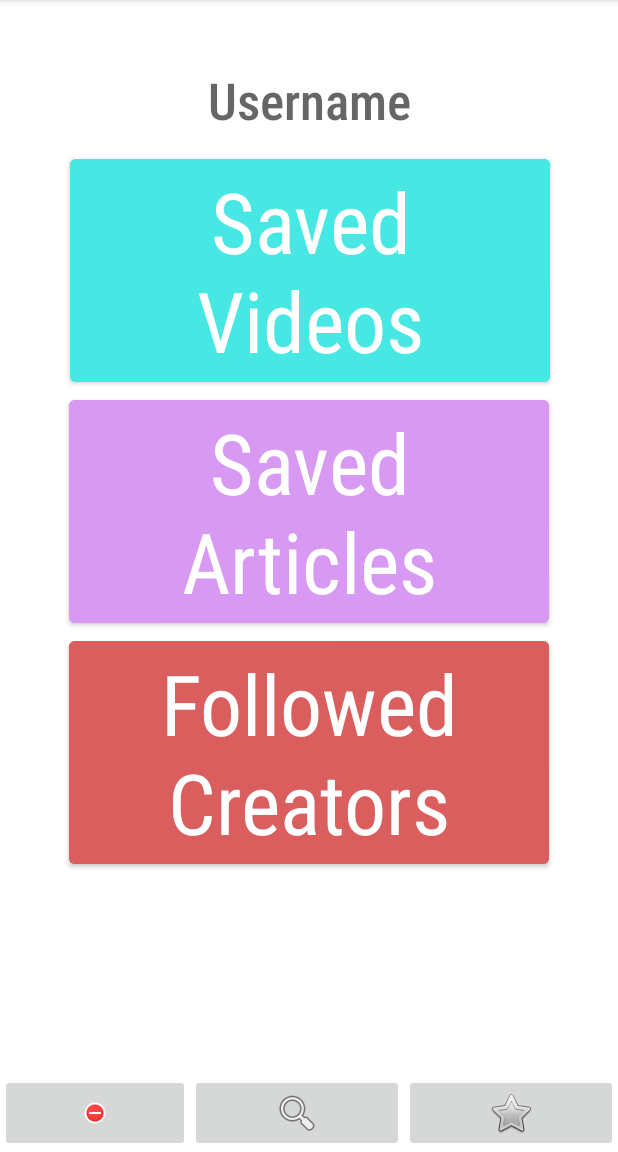
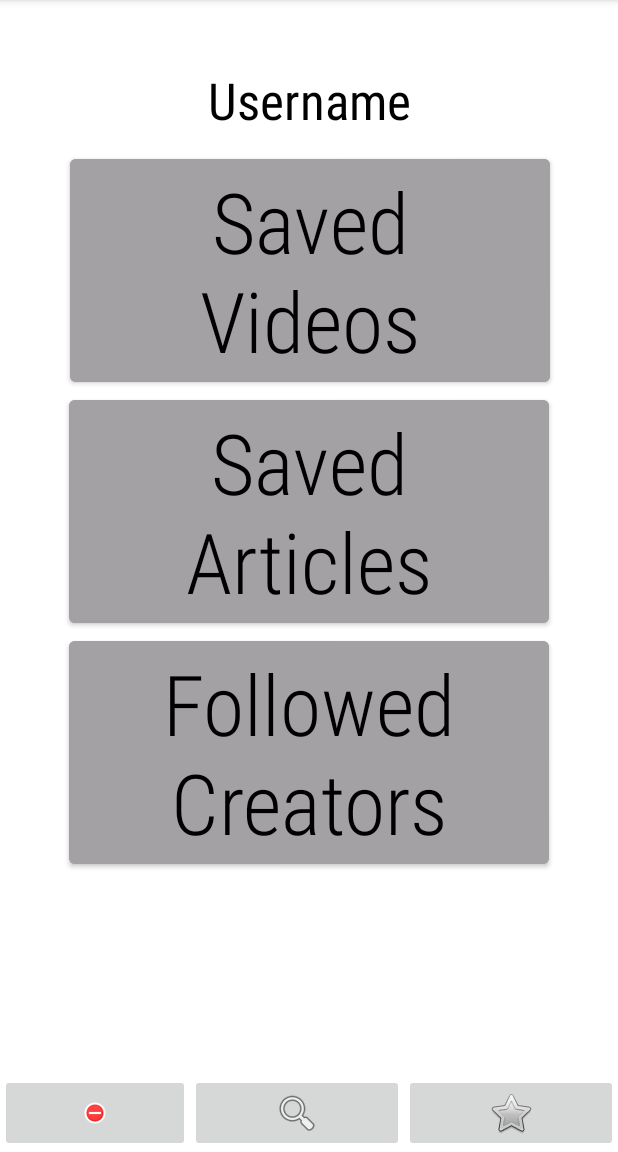
Before and after one commit to kedcs22/HairCareApp, an Android app: the UserProfile screen opened directly, with no data from a screen before it, on a phone screen of 412 x 824 dp, the part 84-1236 px from its top. Run offline under Robolectric (Android 15) with nearby library versions, the phone set to English and light mode, and no system bars.

Commit message:
Added User Profile Page View

```diff
--- a/app/src/main/res/layout/activity_saved_articles.xml
+++ b/app/src/main/res/layout/activity_saved_articles.xml
@@ -41,7 +41,7 @@
         android:layout_width="wrap_content"
         android:layout_height="wrap_content"
         android:ems="10"
-        android:fontFamily="sans-serif-condensed-medium"
+        android:fontFamily="sans-serif-condensed"
         android:inputType="textPersonName"
         android:text="Saved Articles"
         android:textAlignment="center"
@@ -99,6 +99,7 @@
         android:layout_width="wrap_content"
         android:layout_height="wrap_content"
         android:layout_marginStart="5dp"
+        android:fontFamily="sans-serif-condensed-light"
         android:text="How to Cut Your Hair at Home"
         app:layout_constraintStart_toStartOf="parent"
         app:layout_constraintTop_toBottomOf="@+id/imageView7" />
@@ -108,6 +109,7 @@
         android:layout_width="wrap_content"
         android:layout_height="wrap_content"
         android:layout_marginEnd="5dp"
+        android:fontFamily="sans-serif-condensed-light"
         android:text="How to Shampoo Your Hair"
         app:layout_constraintEnd_toEndOf="parent"
         app:layout_constraintTop_toBottomOf="@+id/imageView8" />
@@ -117,6 +119,7 @@
         android:layout_width="124dp"
         android:layout_height="19dp"
         android:layout_marginStart="15dp"
+        android:fontFamily="sans-serif-condensed-light"
         android:text="Hair Curling Tutorial"
         app:layout_constraintStart_toStartOf="parent"
         app:layout_constraintTop_toBottomOf="@+id/imageView9" />
@@ -125,6 +128,7 @@
         android:id="@+id/textView11"
         android:layout_width="wrap_content"
         android:layout_height="wrap_content"
+        android:fontFamily="sans-serif-condensed-light"
         android:text="Deep Conditioning Treatment"
         app:layout_constraintEnd_toEndOf="parent"
         app:layout_constraintTop_toBottomOf="@+id/imageView10" />
--- a/app/src/main/res/layout/activity_saved_videos.xml
+++ b/app/src/main/res/layout/activity_saved_videos.xml
@@ -41,7 +41,7 @@
         android:layout_width="wrap_content"
         android:layout_height="wrap_content"
         android:ems="10"
-        android:fontFamily="sans-serif-condensed-medium"
+        android:fontFamily="sans-serif-condensed"
         android:inputType="textPersonName"
         android:minHeight="48dp"
         android:text="Saved Videos"
@@ -100,6 +100,7 @@
         android:layout_width="wrap_content"
         android:layout_height="wrap_content"
         android:layout_marginStart="30dp"
+        android:fontFamily="sans-serif-condensed-light"
         android:text="How to Use Hair Oil"
         app:layout_constraintStart_toStartOf="parent"
         app:layout_constraintTop_toBottomOf="@+id/imageView11" />
@@ -109,6 +110,7 @@
         android:layout_width="wrap_content"
         android:layout_height="wrap_content"
         android:layout_marginEnd="50dp"
+        android:fontFamily="sans-serif-condensed-light"
         android:text="3C Haircut Tutorial"
         app:layout_constraintEnd_toEndOf="parent"
         app:layout_constraintTop_toBottomOf="@+id/imageView12" />
@@ -118,6 +120,7 @@
         android:layout_width="wrap_content"
         android:layout_height="wrap_content"
         android:layout_marginStart="20dp"
+        android:fontFamily="sans-serif-condensed-light"
         android:text="How to Prepare Hair Dye"
         app:layout_constraintStart_toStartOf="parent"
         app:layout_constraintTop_toBottomOf="@+id/imageView13" />
@@ -137,6 +140,7 @@
         android:layout_width="wrap_content"
         android:layout_height="wrap_content"
         android:layout_marginEnd="15dp"
+        android:fontFamily="sans-serif-condensed-light"
         android:text="How to Clean Hair Clippers"
         app:layout_constraintEnd_toEndOf="parent"
         app:layout_constraintTop_toBottomOf="@+id/imageView14" />
--- a/app/src/main/res/layout/activity_user_profile.xml
+++ b/app/src/main/res/layout/activity_user_profile.xml
@@ -42,10 +42,11 @@
         android:layout_width="wrap_content"
         android:layout_height="wrap_content"
         android:layout_marginTop="44dp"
-        android:fontFamily="sans-serif-condensed-medium"
+        android:fontFamily="sans-serif-condensed"
         android:text="Username"
         android:textAlignment="textStart"
         android:textAppearance="@style/TextAppearance.AppCompat.Display1"
+        android:textColor="#000000"
         app:layout_constraintEnd_toEndOf="parent"
         app:layout_constraintStart_toEndOf="@+id/imageView"
         app:layout_constraintTop_toTopOf="parent" />
@@ -54,10 +55,11 @@
         android:id="@+id/followedCreators"
         android:layout_width="wrap_content"
         android:layout_height="0dp"
-        android:backgroundTint="#DA5E5E"
-        android:fontFamily="sans-serif-condensed"
+        android:backgroundTint="#A3A1A3"
+        android:fontFamily="sans-serif-condensed-light"
         android:text="Followed Creators"
         android:textAppearance="@style/TextAppearance.AppCompat.Display3"
+        android:textColor="#000000"
         app:layout_constraintEnd_toEndOf="parent"
         app:layout_constraintStart_toStartOf="parent"
         app:layout_constraintTop_toBottomOf="@+id/savedArticles" />
@@ -67,10 +69,11 @@
         android:layout_width="wrap_content"
         android:layout_height="wrap_content"
         android:layout_marginTop="100dp"
-        android:backgroundTint="#47E8E3"
-        android:fontFamily="sans-serif-condensed"
+        android:backgroundTint="#A3A1A3"
+        android:fontFamily="sans-serif-condensed-light"
         android:text="Saved Videos"
         android:textAppearance="@style/TextAppearance.AppCompat.Display3"
+        android:textColor="#000000"
         app:layout_constraintBottom_toTopOf="@+id/savedArticles"
         app:layout_constraintEnd_toEndOf="parent"
         app:layout_constraintHorizontal_bias="0.505"
@@ -81,10 +84,11 @@
         android:id="@+id/savedArticles"
         android:layout_width="wrap_content"
         android:layout_height="wrap_content"
-        android:backgroundTint="#D899F3"
-        android:fontFamily="sans-serif-condensed"
+        android:backgroundTint="#A3A1A3"
+        android:fontFamily="sans-serif-condensed-light"
         android:text="Saved Articles"
         android:textAppearance="@style/TextAppearance.AppCompat.Display3"
+        android:textColor="#000000"
         app:layout_constraintEnd_toEndOf="parent"
         app:layout_constraintStart_toStartOf="parent"
         app:layout_constraintTop_toBottomOf="@+id/savedVideos" />
```
Also changed, not shown: app/src/main/res/layout/activity_followed_creators.xml (+6 -4 lines).
